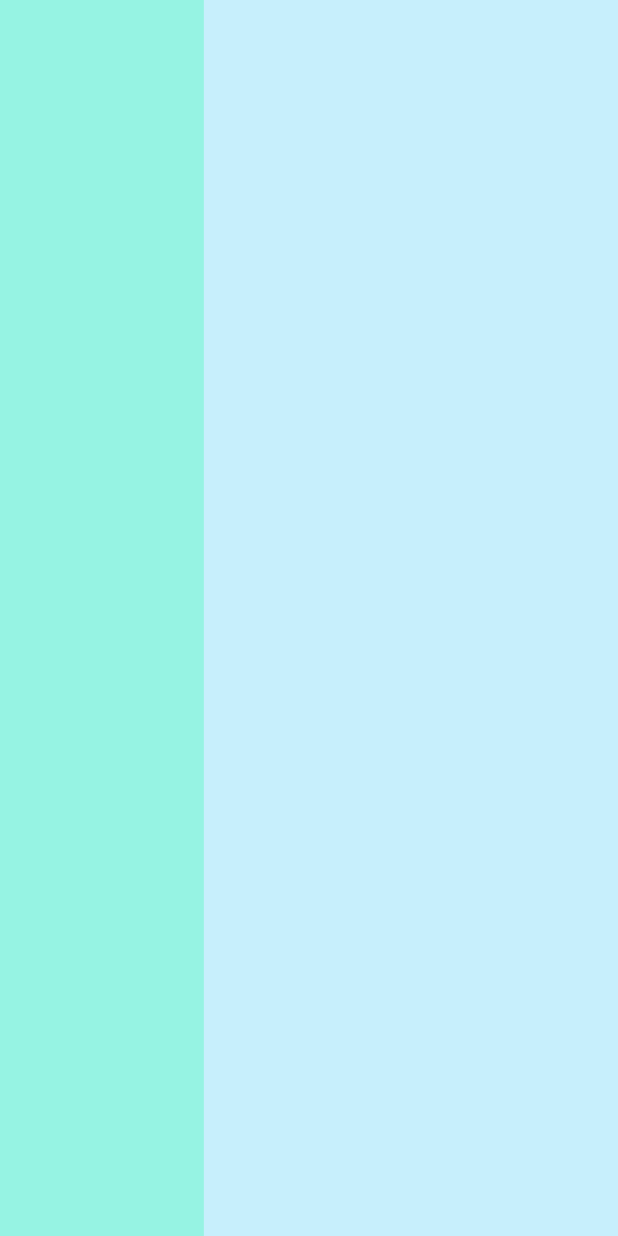
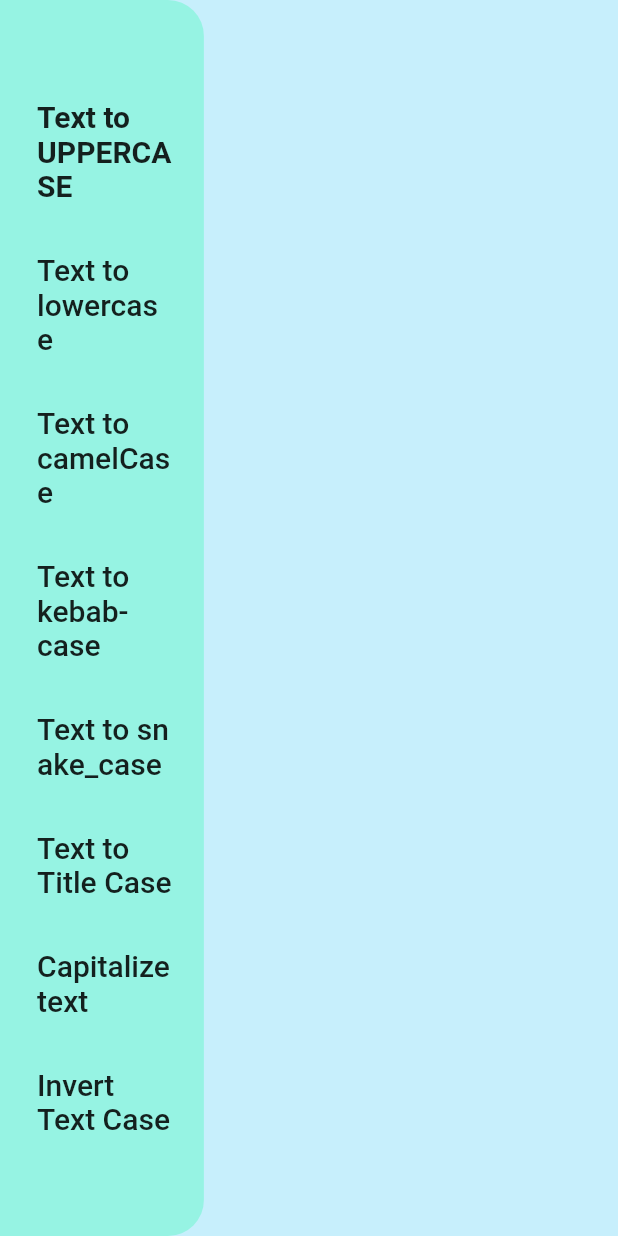
Before and after one commit to adaojreess/Text-Tools, a Flutter app: the screen it shows after launch, on a phone screen of 412 x 824 dp. Run offline on Flutter 3.47's test engine with Material 2 defaults, Android fonts, the phone set to English and light mode, and no system bars.

Commit message:
add text tools

```diff
--- /dev/null
+++ b/lib/app/app.dart
@@ -0,0 +1,14 @@
+import 'package:flutter/material.dart';
+
+import 'views/content/content_page.dart';
+
+class App extends StatelessWidget {
+  @override
+  Widget build(BuildContext context) {
+    return MaterialApp(
+      title: 'Flutter Demo',
+      theme: ThemeData(),
+      home: ContentPage(),
+    );
+  }
+}
--- /dev/null
+++ b/lib/app/views/content/components/menu_component.dart
@@ -0,0 +1,43 @@
+import 'package:flutter/material.dart';
+import 'package:text_tools/core/theme/app_colors.dart';
+import 'package:text_tools/core/utils.dart';
+
+import 'tool_text_item_component.dart';
+
+class MenuComponent extends StatelessWidget {
+  final String currentTextTools;
+  final Function(String) changeCurrentTextTool;
+
+  const MenuComponent({
+    Key? key,
+    required this.currentTextTools,
+    required this.changeCurrentTextTool,
+  }) : super(key: key);
+  @override
+  Widget build(BuildContext context) {
+    final size = MediaQuery.of(context).size;
+    return Container(
+      height: size.height,
+      width: size.width * .33,
+      decoration: BoxDecoration(
+        color: AppColors.primaryColor,
+        borderRadius: BorderRadius.horizontal(
+          right: Radius.circular(24),
+        ),
+      ),
+      child: Column(crossAxisAlignment: CrossAxisAlignment.start, children: [
+        Spacer(),
+        ...textTools
+            .map(
+              (tool) => ToolTextItemComponent(
+                tool: tool,
+                onTap: changeCurrentTextTool,
+                isActive: tool == currentTextTools,
+              ),
+            )
+            .toList(),
+        Spacer(),
+      ]),
+    );
+  }
+}
--- /dev/null
+++ b/lib/app/views/content/components/tool_text_item_component.dart
@@ -0,0 +1,41 @@
+import 'package:flutter/material.dart';
+import 'package:text_tools/core/theme/app_typography.dart';
+
+class ToolTextItemComponent extends StatelessWidget {
+  const ToolTextItemComponent(
+      {Key? key,
+      required this.tool,
+      required this.onTap,
+      this.isActive = false})
+      : super(key: key);
+
+  final String tool;
+  final Function(String) onTap;
+  final bool isActive;
+
+  @override
+  Widget build(BuildContext context) {
+    final size = MediaQuery.of(context).size;
+    return Container(
+      width: (size.width * .3),
+      padding: EdgeInsets.only(
+        bottom: size.height * .01,
+        top: size.height * .01,
+        left: size.width * .01,
+      ),
+      margin: EdgeInsets.symmetric(
+        horizontal: size.width * .05,
+        vertical: size.height * .01,
+      ),
+      child: InkWell(
+        onTap: () => onTap(tool),
+        child: Text(
+          tool,
+          style: isActive
+              ? AppTypography.toolsSelectedText(context)
+              : AppTypography.toolsText(context),
+        ),
+      ),
+    );
+  }
+}
--- a/lib/views/content/content_page.dart
+++ b/lib/app/views/content/content_page.dart
@@ -1,5 +1,8 @@
 import 'package:flutter/material.dart';
-import 'package:text_tools/theme/app_colors.dart';
+import 'package:text_tools/core/theme/app_colors.dart';
+import 'package:text_tools/core/utils.dart';
+
+import 'components/menu_component.dart';
 
 class ContentPage extends StatefulWidget {
   @override
@@ -7,17 +10,26 @@ class ContentPage extends StatefulWidget {
 }
 
 class _ContentPageState extends State<ContentPage> {
+  String _currentTexTool = textTools.first;
+
+  void changeCurrentTextTool(String value) {
+    setState(() {
+      if (_currentTexTool == value) return;
+      _currentTexTool = value;
+    });
+  }
+
   @override
   Widget build(BuildContext context) {
     final size = MediaQuery.of(context).size;
     return Scaffold(
       body: Container(
+        color: AppColors.secondaryColor,
         child: Row(
           children: [
-            Container(
-              height: size.height,
-              width: size.width * .33,
-              color: AppColors.primaryColor,
+            MenuComponent(
+              currentTextTools: _currentTexTool,
+              changeCurrentTextTool: changeCurrentTextTool,
             ),
             Expanded(
               child: Container(
--- a/lib/theme/app_colors.dart
+++ b/lib/core/theme/app_colors.dart
@@ -3,4 +3,5 @@ import 'package:flutter/material.dart';
 class AppColors {
   static Color get primaryColor => Color(0xFF96F3E3);
   static Color get secondaryColor => Color(0xFFC7EFFC);
+  static Color get unfocusColor => Color(0xFFC4C4C4);
 }
--- /dev/null
+++ b/lib/core/theme/app_typography.dart
@@ -0,0 +1,11 @@
+import 'package:flutter/material.dart';
+
+class AppTypography {
+  static TextStyle? toolsText(BuildContext context) {
+    return Theme.of(context).textTheme.headline6;
+  }
+
+  static TextStyle? toolsSelectedText(BuildContext context) {
+    return toolsText(context)!.copyWith(fontWeight: FontWeight.bold);
+  }
+}
--- /dev/null
+++ b/lib/core/utils.dart
@@ -0,0 +1,10 @@
+final List<String> textTools = [
+  'Text to UPPERCASE',
+  'Text to lowercase',
+  'Text to camelCase',
+  'Text to kebab-case',
+  'Text to snake_case',
+  'Text to Title Case',
+  'Capitalize text',
+  'Invert Text Case',
+];
--- a/lib/main.dart
+++ b/lib/main.dart
@@ -1,18 +1,7 @@
 import 'package:flutter/material.dart';
-import 'package:text_tools/theme/app_colors.dart';
-import 'package:text_tools/views/content/content_page.dart';
+import 'package:text_tools/app/app.dart';
+
 
 void main() {
-  runApp(MyApp());
+  runApp(App());
 }
-
-class MyApp extends StatelessWidget {
-  @override
-  Widget build(BuildContext context) {
-    return MaterialApp(
-      title: 'Flutter Demo',
-      theme: ThemeData(),
-      home: ContentPage(),
-    );
-  }
-}
```
Also changed, not shown: 1 other file.
